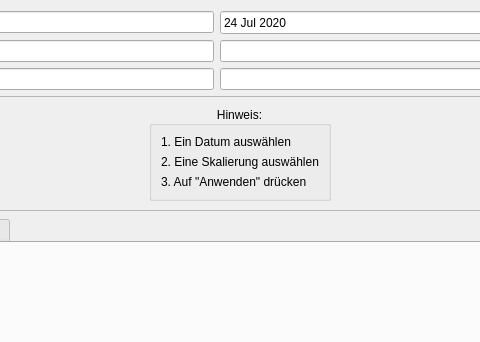
Above: src/griechenland.ui from JosephBisso/Starlink before the change; both pictures show x 283 to 763 and y 0 to 342 of the 1000 by 700 pixel window. Below: the same form after it.
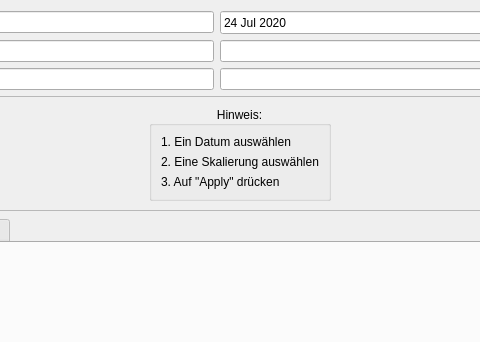
That is the form after the change.

Commit message: Aenderung "Anwenden" in "Apply"

Diff of the .ui file:
```diff
--- a/src/griechenland.ui
+++ b/src/griechenland.ui
@@ -215,7 +215,7 @@
          <item row="2" column="0">
           <widget class="QLabel" name="label_3">
            <property name="text">
-            <string>3. Auf &quot;Anwenden&quot; drücken</string>
+            <string>3. Auf &quot;Apply&quot; drücken</string>
            </property>
           </widget>
          </item>
```
The commit also changes 36 other files.
